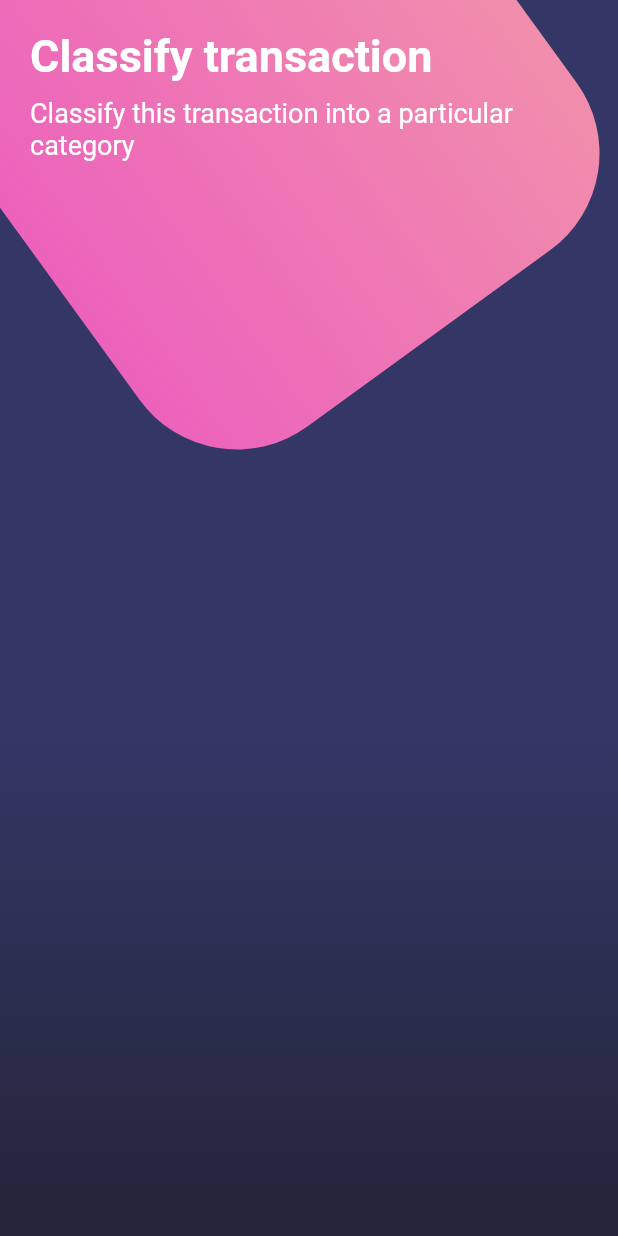
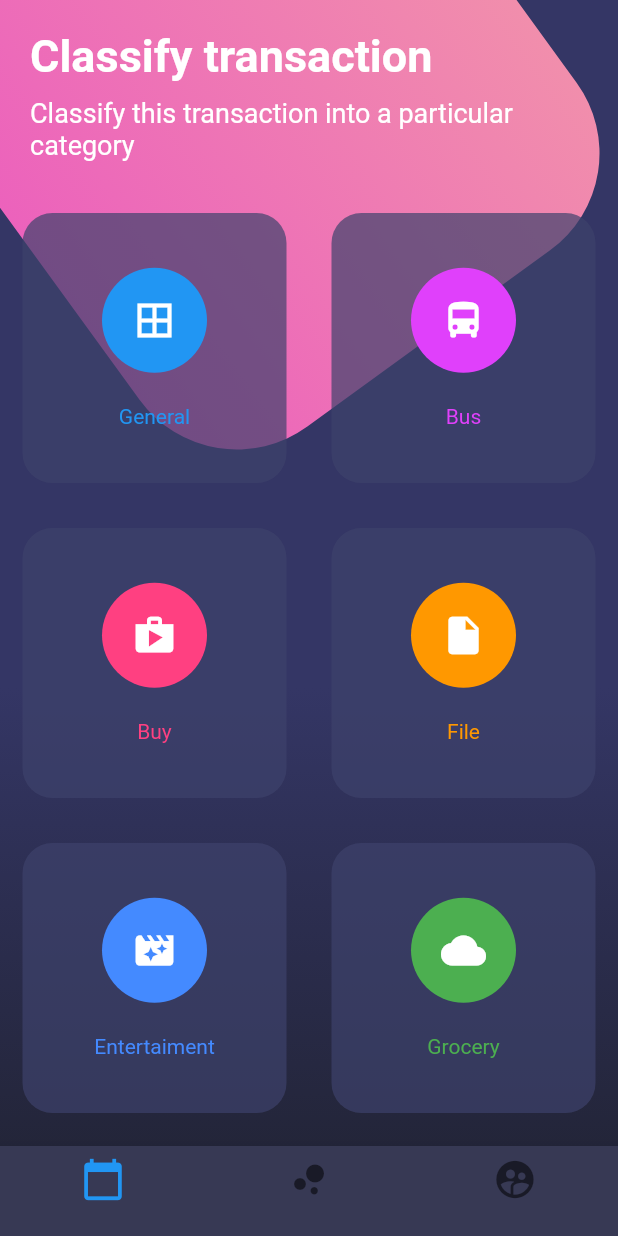
Before and after one commit to MinaUIN/MinaUIN-App_DisFlu, a Flutter app: the screen it shows after launch, on a phone screen of 412 x 824 dp. Run offline on Flutter 3.47's test engine with Material 2 defaults, Android fonts, the phone set to English and light mode, and no system bars.

Commit message:
Commit Final Icons

```diff
--- a/lib/src/pages/botones_pages.dart
+++ b/lib/src/pages/botones_pages.dart
@@ -1,4 +1,5 @@
 import 'dart:math';
+import 'dart:ui';
 
 import 'package:flutter/material.dart';
 
@@ -11,13 +12,12 @@ class BotonesPage extends StatelessWidget {
             _fondoApp(),
             SingleChildScrollView(
               child: Column(
-            children: <Widget>[
-              _titulos(),
-            ],
+                children: <Widget>[_titulos(), _botonesRedondeados()],
               ),
             )
           ],
-    ));
+        ),
+        bottomNavigationBar: _bottomNavigationBar(context));
   }
 
   Widget _fondoApp() {
@@ -72,4 +72,81 @@ class BotonesPage extends StatelessWidget {
       ),
     );
   }
+
+  Widget _bottomNavigationBar(BuildContext context) {
+    return Theme(
+      data: Theme.of(context).copyWith(
+          canvasColor: Color.fromRGBO(55, 57, 84, 1.0),
+          primaryColor: Colors.pinkAccent,
+          textTheme: Theme.of(context).textTheme.copyWith(
+              caption: TextStyle(color: Color.fromRGBO(116, 117, 152, 1.0)))),
+      child: BottomNavigationBar(
+        items: [
+          BottomNavigationBarItem(
+            icon: Icon(Icons.calendar_today, size: 30.0),
+            label: "",
+          ),
+          BottomNavigationBarItem(
+            icon: Icon(Icons.bubble_chart, size: 30.0),
+            label: "",
+          ),
+          BottomNavigationBarItem(
+            icon: Icon(Icons.supervised_user_circle, size: 30.0),
+            label: "",
+          ),
+        ],
+      ),
+    );
   }
+
+  Widget _botonesRedondeados() {
+    return Table(
+      children: [
+        TableRow(children: [
+          _crearBotonRedondeado(Colors.blue, Icons.border_all, 'General'),
+          _crearBotonRedondeado(
+              Colors.purpleAccent, Icons.directions_bus, 'Bus'),
+        ]),
+        TableRow(children: [
+          _crearBotonRedondeado(Colors.pinkAccent, Icons.shop, 'Buy'),
+          _crearBotonRedondeado(Colors.orange, Icons.insert_drive_file, 'File'),
+        ]),
+        TableRow(children: [
+          _crearBotonRedondeado(
+              Colors.blueAccent, Icons.movie_filter, 'Entertaiment'),
+          _crearBotonRedondeado(Colors.green, Icons.cloud, 'Grocery'),
+        ]),
+        TableRow(children: [
+          _crearBotonRedondeado(Colors.red, Icons.collections, 'Photos'),
+          _crearBotonRedondeado(Colors.teal, Icons.help_outline, 'General'),
+        ])
+      ],
+    );
+  }
+
+  Widget _crearBotonRedondeado(Color color, IconData icono, String texto) {
+    return BackdropFilter(
+      filter: ImageFilter.blur(sigmaX: 0.0, sigmaY: 0.0),
+      child: Container(
+        height: 180.0,
+        margin: EdgeInsets.all(15.0),
+        decoration: BoxDecoration(
+            color: Color.fromRGBO(62, 66, 107, 0.7),
+            borderRadius: BorderRadius.circular(20.0)),
+        child: Column(
+          mainAxisAlignment: MainAxisAlignment.spaceAround,
+          children: <Widget>[
+            SizedBox(height: 5.0),
+            CircleAvatar(
+              backgroundColor: color,
+              radius: 35.0,
+              child: Icon(icono, color: Colors.white, size: 30.0),
+            ),
+            Text(texto, style: TextStyle(color: color)),
+            SizedBox(height: 5.0)
+          ],
+        ),
+      ),
+    );
+  }
+}
```
Lines whose indentation alone changed are shown as unchanged.
